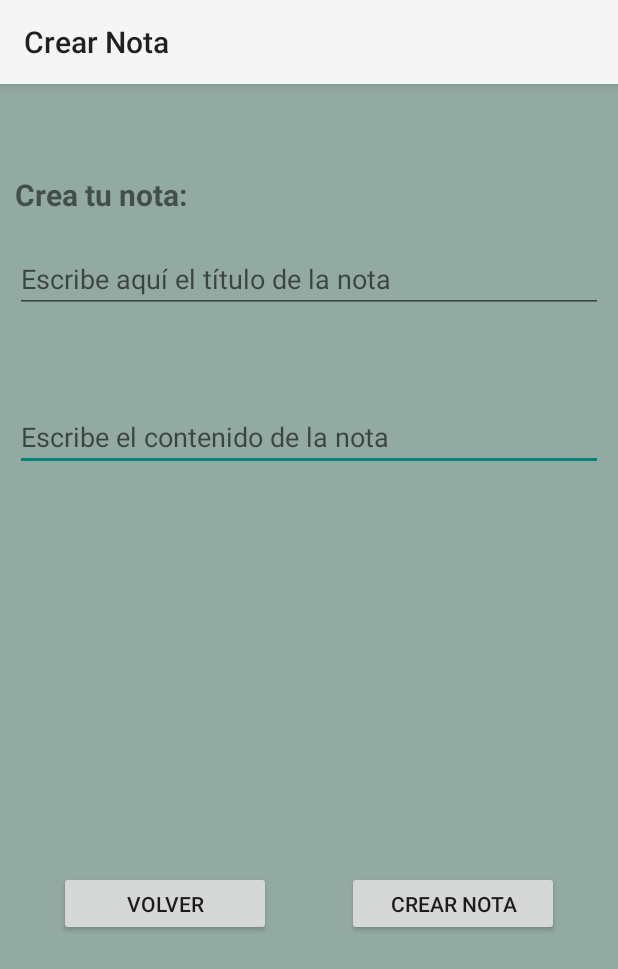
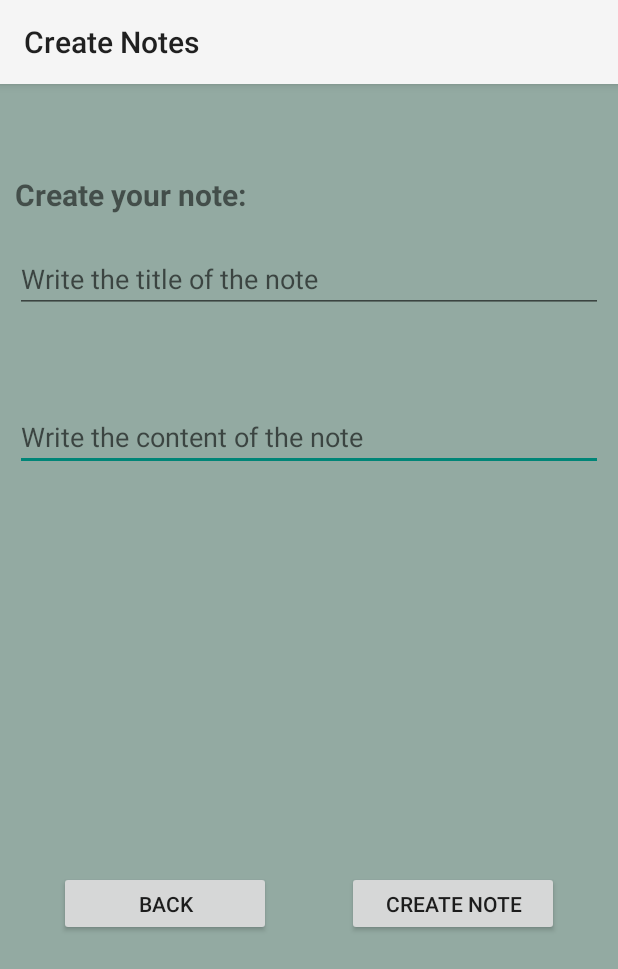
Before and after one commit to EdgarEstDo/AndroidStudio_Projects, an Android app: the screen it shows after launch (CrearNotaActivity), after a tap on "add_menu", on a phone screen of 412 x 824 dp. Shown: the top 969 px of the screen. Run offline under Robolectric (Android 15) with nearby library versions, the light colour scheme and no system bars.

Commit message:
NF1 deliverable - Finished V1.0 and submitted on the IFP platform

```diff
--- a/MP0489_NF01_Estrada_Edgar/app/src/main/java/com/example/mp0489_nf01_estrada_edgar/CrearNotaActivity.java
+++ b/MP0489_NF01_Estrada_Edgar/app/src/main/java/com/example/mp0489_nf01_estrada_edgar/CrearNotaActivity.java
@@ -27,6 +27,12 @@ public class CrearNotaActivity extends AppCompatActivity {
     private DataBaseSQL dbg;
     private Nota nota;
 
+    //Variables para traducción de textos
+    private String Title_CrearNota;
+    private String Toast_CrearNota;
+    private String Toast_NotaVacia;
+
+
 
     //Método On Create
     @Override
@@ -39,8 +45,14 @@ public class CrearNotaActivity extends AppCompatActivity {
             v.setPadding(systemBars.left, systemBars.top, systemBars.right, systemBars.bottom);
             return insets;
         });
+
+        //Traducción de textos a partir de los strings.xml
+        Title_CrearNota = getString(R.string.Title_CrearNota);
+        Toast_CrearNota = getString(R.string.Toast_CrearNota);
+        Toast_NotaVacia = getString(R.string.Toast_NotaVacia);
+
         //Detalles asociados al menú
-        setTitle("Crear Nota");
+        setTitle(Title_CrearNota);
 
         //Conexión a la base de datos
         dbg = new DataBaseSQL(this);
@@ -62,13 +74,13 @@ public class CrearNotaActivity extends AppCompatActivity {
         CrearNota.setOnClickListener(v -> {
 
             if (titulo.getText().toString().isEmpty() || contenido.getText().toString().isEmpty()) {
-                Toast.makeText(this, "Título y contenido obligatorios", Toast.LENGTH_SHORT).show();
+                Toast.makeText(this, Toast_NotaVacia, Toast.LENGTH_SHORT).show();
             } else {
                 nota = new Nota("","");
                 nota.setTitulo(titulo.getText().toString());
                 nota.setContenido(contenido.getText().toString());
                 dbg.insertNota(nota);
-                Toast.makeText(this, "Nota creada correctamente", Toast.LENGTH_SHORT).show();
+                Toast.makeText(this, Toast_CrearNota, Toast.LENGTH_SHORT).show();
                 Intent pasarPantalla = new Intent(CrearNotaActivity.this, ListadoActivity.class);
                 startActivity(pasarPantalla);
             }
--- a/MP0489_NF01_Estrada_Edgar/app/src/main/java/com/example/mp0489_nf01_estrada_edgar/DataBaseSQL.java
+++ b/MP0489_NF01_Estrada_Edgar/app/src/main/java/com/example/mp0489_nf01_estrada_edgar/DataBaseSQL.java
@@ -107,4 +107,9 @@ public class DataBaseSQL extends SQLiteOpenHelper {
         SQLiteDatabase db = getWritableDatabase();
         db.delete("notas", "id=?", new String[]{String.valueOf(id)});
     }
+    //Borrar todas las notas
+    public void deleteAllNotas() {
+        SQLiteDatabase db = getWritableDatabase();
+        db.delete("notas", null, null);
+    }
 }
--- a/MP0489_NF01_Estrada_Edgar/app/src/main/java/com/example/mp0489_nf01_estrada_edgar/ListadoActivity.java
+++ b/MP0489_NF01_Estrada_Edgar/app/src/main/java/com/example/mp0489_nf01_estrada_edgar/ListadoActivity.java
@@ -28,6 +28,15 @@ public class ListadoActivity extends AppCompatActivity {
     private ArrayList<Nota> notas = new ArrayList<Nota>();
     private ArrayAdapter<Nota> adaptador;
 
+    //Variables para traducción de textos
+    private String Title_Listado;
+    private String Toast_MenuBorrar;
+    private String Toast_MenuCrear;
+    private String Toast_EscogerNota;
+
+
+    //Método On Create
+
 
     @Override
     protected void onCreate(Bundle savedInstanceState) {
@@ -40,10 +49,14 @@ public class ListadoActivity extends AppCompatActivity {
             return insets;
         });
 
+        //Traducción de textos a partir de los strings.xml
+        Title_Listado = getString(R.string.Title_Listado);
+        Toast_MenuBorrar = getString(R.string.Toast_MenuBorrar);
+        Toast_MenuCrear = getString(R.string.Toast_MenuCrear);
+        Toast_EscogerNota = getString(R.string.Toast_EscogerNota);
+
         //Detalles asociados al menú
-        setTitle("Listado de Notas");
-
-
+        setTitle(Title_Listado);
 
         //Conexión a la base de datos
         dbg = new DataBaseSQL(this);
@@ -66,7 +79,7 @@ public class ListadoActivity extends AppCompatActivity {
         listaNotas.setOnItemClickListener(new AdapterView.OnItemClickListener() {
             @Override
             public void onItemClick(AdapterView<?> parent, View view, int position, long id){
-                Toast.makeText(ListadoActivity.this, "Nota escogida", Toast.LENGTH_SHORT).show();
+                Toast.makeText(ListadoActivity.this, Toast_EscogerNota, Toast.LENGTH_SHORT).show();
 
                 //Paso a la pantalla de ver nota y le doy los datos a través de los paquetes que envío por Intent
                 Intent pasarPantalla = new Intent(ListadoActivity.this, VerNotaActivity.class);
@@ -93,14 +106,14 @@ public class ListadoActivity extends AppCompatActivity {
         int id = item.getItemId();
         if (id == R.id.menu_listado_add) {
             //Diseño del botón de añadir notas
-            Toast.makeText(this, "Añadir nota", Toast.LENGTH_SHORT).show();
+            Toast.makeText(this, Toast_MenuCrear, Toast.LENGTH_SHORT).show();
             Intent pasarPantalla = new Intent(ListadoActivity.this, CrearNotaActivity.class);
             finish();
             startActivity(pasarPantalla);
             return true;
         } else if (id == R.id.menu_listado_delete) {
             //Diseño del botón de borrar notas
-            Toast.makeText(this, "Borrar nota", Toast.LENGTH_SHORT).show();
+            Toast.makeText(this, Toast_MenuBorrar, Toast.LENGTH_SHORT).show();
             Intent pasarPantalla = new Intent(ListadoActivity.this, BorrarNotasActivity.class);
             startActivity(pasarPantalla);
             return true;
--- a/MP0489_NF01_Estrada_Edgar/app/src/main/java/com/example/mp0489_nf01_estrada_edgar/StartActivity.java
+++ b/MP0489_NF01_Estrada_Edgar/app/src/main/java/com/example/mp0489_nf01_estrada_edgar/StartActivity.java
@@ -36,12 +36,7 @@ public class StartActivity extends AppCompatActivity {
         textoInicial = (TextView) findViewById(R.id.textView_start);
         textoDesigner = (TextView) findViewById(R.id.textView2_start);
 
-        //Detalles asociados al menú
-        setTitle("Inicio");
-
-
         //Creación de la tarea
-
         TimerTask myTimerTask = new TimerTask() {
             @Override
             public void run() {
--- a/MP0489_NF01_Estrada_Edgar/app/src/main/res/layout/activity_crear_nota.xml
+++ b/MP0489_NF01_Estrada_Edgar/app/src/main/res/layout/activity_crear_nota.xml
@@ -15,7 +15,7 @@
         android:layout_height="wrap_content"
         android:layout_marginTop="60dp"
         android:ems="10"
-        android:hint="Escribe el contenido de la nota"
+        android:hint="@string/editTextText3_Crear"
         android:inputType="text|textMultiLine"
         app:layout_constraintEnd_toEndOf="parent"
         app:layout_constraintStart_toStartOf="parent"
@@ -27,7 +27,7 @@
         android:layout_height="wrap_content"
         android:layout_marginStart="10dp"
         android:layout_marginTop="60dp"
-        android:text="Crea tu nota: "
+        android:text="@string/textView2_Crear"
         android:textAlignment="viewStart"
         android:textSize="20sp"
         android:textStyle="bold"
@@ -44,12 +44,12 @@
         android:layout_marginTop="20dp"
         android:layout_marginEnd="10dp"
         android:ems="10"
-        android:hint="Escribe aquí el título de la nota"
+        android:hint="@string/editTextText2_Crear"
         android:inputType="text"
-        app:layout_constraintWidth_max="488dp"
         app:layout_constraintEnd_toEndOf="parent"
         app:layout_constraintStart_toStartOf="parent"
-        app:layout_constraintTop_toBottomOf="@id/textView2_Crear" />
+        app:layout_constraintTop_toBottomOf="@id/textView2_Crear"
+        app:layout_constraintWidth_max="488dp" />
 
     <Button
         android:id="@+id/button_Crear"
@@ -58,7 +58,7 @@
         android:layout_marginStart="8dp"
         android:layout_marginEnd="200dp"
         android:layout_marginBottom="200dp"
-        android:text="Volver"
+        android:text="@string/button_Crear"
         app:layout_constraintBottom_toBottomOf="parent"
         app:layout_constraintEnd_toEndOf="parent"
         app:layout_constraintStart_toStartOf="parent" />
@@ -70,7 +70,7 @@
         android:layout_marginStart="200dp"
         android:layout_marginEnd="8dp"
         android:layout_marginBottom="200dp"
-        android:text="Crear nota"
+        android:text="@string/button2_Crear"
         app:layout_constraintBottom_toBottomOf="parent"
         app:layout_constraintEnd_toEndOf="parent"
         app:layout_constraintStart_toStartOf="parent" />
--- a/MP0489_NF01_Estrada_Edgar/app/src/main/res/layout/activity_start.xml
+++ b/MP0489_NF01_Estrada_Edgar/app/src/main/res/layout/activity_start.xml
@@ -13,7 +13,7 @@
         android:layout_width="0dp"
         android:layout_height="wrap_content"
         android:layout_marginTop="300dp"
-        android:text="Notitas"
+        android:text="@string/textView_start"
         android:textAlignment="center"
         android:textSize="48sp"
         android:textStyle="bold"
@@ -26,7 +26,7 @@
         android:layout_width="0dp"
         android:layout_height="wrap_content"
         android:layout_marginTop="30dp"
-        android:text="Edgar Estrada Dorrego - IFP"
+        android:text="@string/textView2_start"
         android:textAlignment="center"
         android:textStyle="bold"
         app:layout_constraintEnd_toEndOf="parent"
--- /dev/null
+++ b/MP0489_NF01_Estrada_Edgar/app/src/main/res/menu/menu_borrar_notas.xml
@@ -0,0 +1,4 @@
+<?xml version="1.0" encoding="utf-8"?>
+<menu xmlns:android="http://schemas.android.com/apk/res/android">
+
+</menu>
--- a/MP0489_NF01_Estrada_Edgar/app/src/main/res/values/strings.xml
+++ b/MP0489_NF01_Estrada_Edgar/app/src/main/res/values/strings.xml
@@ -1,3 +1,46 @@
 <resources>
     <string name="app_name">MP0489_NF01_Estrada_Edgar</string>
+
+    //Por defecto, debemos siempre crear este primer punto en inglés
+    //Copiamos la carpeta Values y modificamos acorde al idioma
+    //Finalmente, generamos los idiomas
+
+    //Resources Strings of activity borrar notas
+    <string name="button_BorrarTodo">Delete All Notes</string>
+    <string name="button2_BorrarTodo">Back</string>
+    <string name="Title_BorrarTodo">Delete All Notes</string>
+    <string name="Toast_BorrarTodo">All notes deleted</string>
+
+    //Resources Strings of activity crear nota
+    <string name="button_Crear">Back</string>
+    <string name="button2_Crear">Create Note</string>
+    <string name="editTextText2_Crear">Write the title of the note</string>
+    <string name="editTextText3_Crear">Write the content of the note</string>
+    <string name="textView2_Crear">Create your note:</string>
+    <string name="Title_CrearNota">Create Notes</string>
+    <string name="Toast_CrearNota">Note created successfully</string>
+    <string name="Toast_NotaVacia">You must fill both fields</string>
+
+    //Resources Strings of activity listado
+    <string name="ListView_listado"></string>
+    <string name="Title_Listado">Notes</string>
+    <string name="Toast_MenuBorrar">Delete note</string>
+    <string name="Toast_MenuCrear">Add note</string>
+    <string name="Toast_EscogerNota">Note selected</string>
+
+
+    //Resources Strings of activity ver nota
+    <string name="button_Ver">Back</string>
+    <string name="button2_Ver">Delete Note</string>
+    <string name="textView2_Ver">Title of the note</string>
+    <string name="textView3_Ver">Content of the note</string>
+    <string name="Title_VerNota">Note</string>
+    <string name="Toast_BorrarNota">Note deleted successfully</string>
+
+
+    //Resources Strings of activity start
+    <string name="textView_start">Little Notes</string>
+    <string name="textView2_start">Edgar Estrada Dorrego - IFP</string>
+
+
 </resources>
```
Also changed, not shown: MP0489_NF01_Estrada_Edgar/app/src/main/java/com/example/mp0489_nf01_estrada_edgar/BorrarNotasActivity.java (+58 -1 lines), MP0489_NF01_Estrada_Edgar/app/src/main/java/com/example/mp0489_nf01_estrada_edgar/VerNotaActivity.java (+12 -2 lines), MP0489_NF01_Estrada_Edgar/app/src/main/res/layout/activity_borrar_notas.xml (+19 -6 lines), MP0489_NF01_Estrada_Edgar/app/src/main/res/layout/activity_ver_nota.xml (+4 -4 lines), 6 other files.
